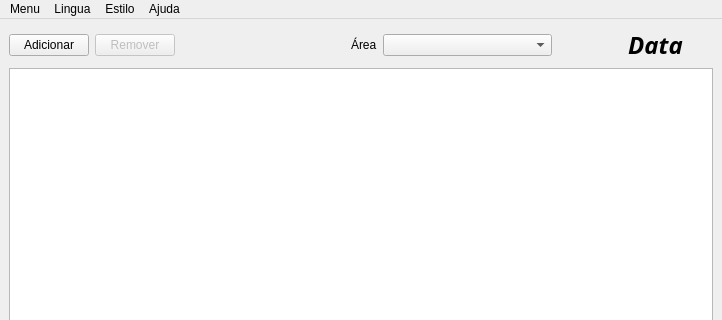
This is rs/src/ui/frmain.ui in xvjau/Reserva-de-Salas as Qt 5 draws it before an edit; both pictures show x 0 to 722 and y 0 to 320 of the 722 by 554 pixel window. The edited form follows.
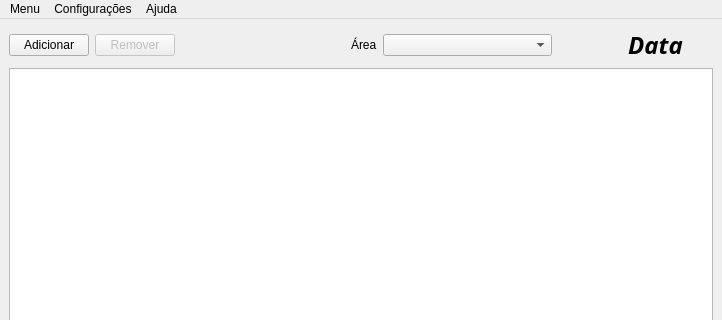
This is the edited form. Icons and pictures are not drawn.

Commit message: Added new interval option. Moved Style and Language menues into new Config menu.

```diff
--- a/rs/src/ui/frmain.ui
+++ b/rs/src/ui/frmain.ui
@@ -176,11 +176,6 @@
      <height>29</height>
     </rect>
    </property>
-   <widget class="QMenu" name="menuEstilo" >
-    <property name="title" >
-     <string>Estilo</string>
-    </property>
-   </widget>
    <widget class="QMenu" name="menuMenu" >
     <property name="title" >
      <string>Menu</string>
@@ -197,16 +192,15 @@
     <addaction name="actionSobreRS" />
     <addaction name="actionSobreQt" />
    </widget>
-   <widget class="QMenu" name="menuLingua" >
+   <widget class="QMenu" name="menuConfigura_es" >
     <property name="title" >
-     <string>Lingua</string>
+     <string>Configurações</string>
     </property>
     <addaction name="actionEnglish" />
     <addaction name="actionPortugu_s" />
    </widget>
    <addaction name="menuMenu" />
-   <addaction name="menuLingua" />
-   <addaction name="menuEstilo" />
+   <addaction name="menuConfigura_es" />
    <addaction name="menuAjuda" />
   </widget>
   <widget class="QStatusBar" name="statusbar" />
```
Left out of the diff: 71 changed lines with no effect on the pictures. The commit also changes 10 other files.
